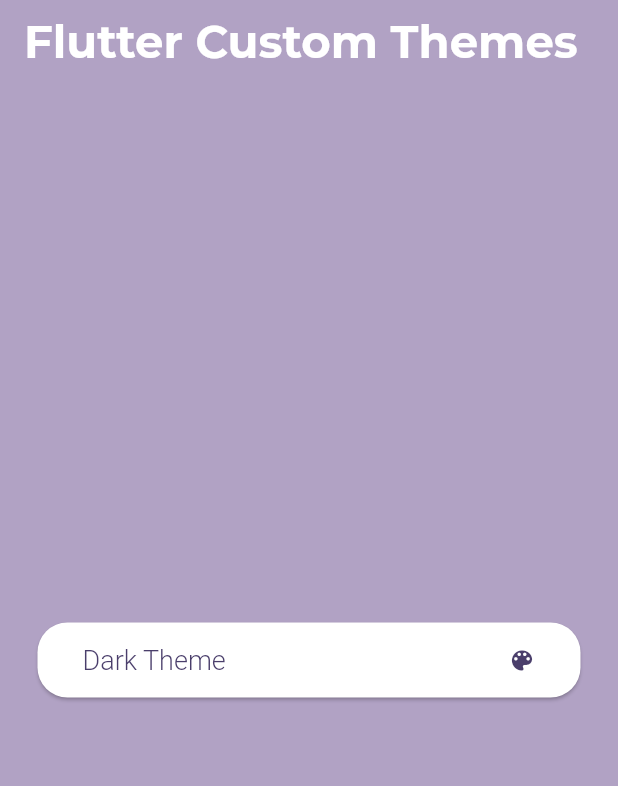
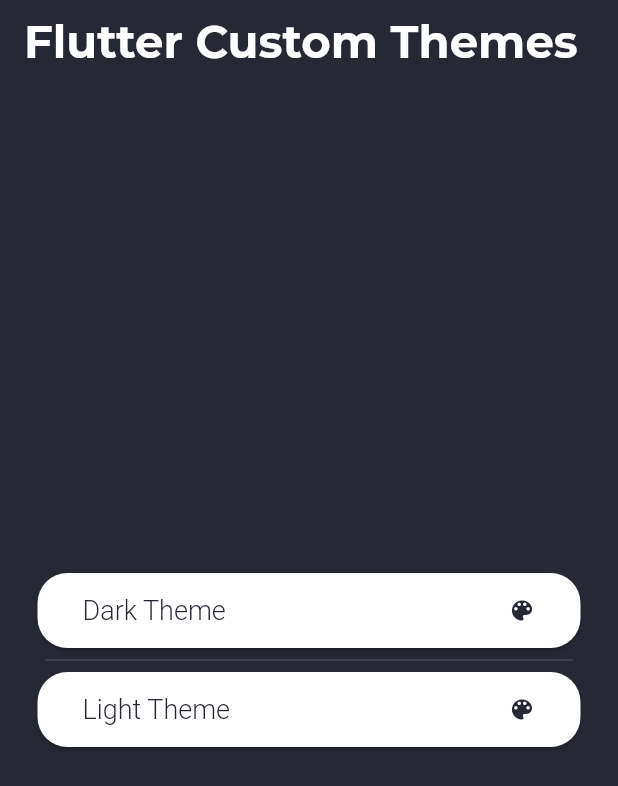
Before and after one commit to kverkholomova/-custom_theme_flutter, a Flutter app: the screen it shows after launch, after a tap on "Dark Theme", on a phone screen of 412 x 824 dp. Shown: the top 786 px of the screen. Run offline on Flutter 3.47's test engine with Material 3 defaults, Android fonts, the phone set to English and light mode, and no system bars; our stand-ins replace google_fonts.

Commit message:
refactor: change code for readability

```diff
--- a/lib/screens/home_screen.dart
+++ b/lib/screens/home_screen.dart
@@ -2,6 +2,7 @@ import 'package:flutter/material.dart';
 import 'package:provider/provider.dart';
 
 import '../providers/theme_provider.dart';
+import '../widgets/custom_elevated_button.dart';
 
 class MyHomePage extends StatefulWidget {
   const MyHomePage({super.key, required this.title});
@@ -21,27 +22,26 @@ class _MyHomePageState extends State<MyHomePage> {
         child: Column(
           mainAxisAlignment: MainAxisAlignment.center,
           children: <Widget>[
+            CustomElevatedButton(
+              text: "Dark Theme",
+              onPressed: () {
+                final themeProvider = context.read<ThemeProvider>();
+
+                themeProvider.setTheme(AppTheme.dark);
+              },
+            ),
             Padding(
-              padding: const EdgeInsets.symmetric(horizontal: 25),
-              child: ElevatedButton(
-                onPressed: () {
-                  final themeProvider = context.read<ThemeProvider>();
+              padding: const EdgeInsets.symmetric(horizontal: 30),
+              child: Divider(),
+            ),
+            CustomElevatedButton(
+              text: "Light Theme",
+              onPressed: () {
+                final themeProvider = context.read<ThemeProvider>();
 
-                  themeProvider.setTheme(
-                     AppTheme.light
-                  );
-                },
-                child: Row(
-                  mainAxisAlignment: MainAxisAlignment.spaceBetween,
-                  children: [
-                    Text(  "Dark Theme"
-                    ),
-                    Icon(Icons.color_lens_rounded),
-                  ],
-                ),
-              ),
+                themeProvider.setTheme(AppTheme.light);
+              },
             ),
-
           ],
         ),
       ),
```
Also changed, not shown: lib/widgets/custom_elevated_button.dart (+0 -11 lines).
